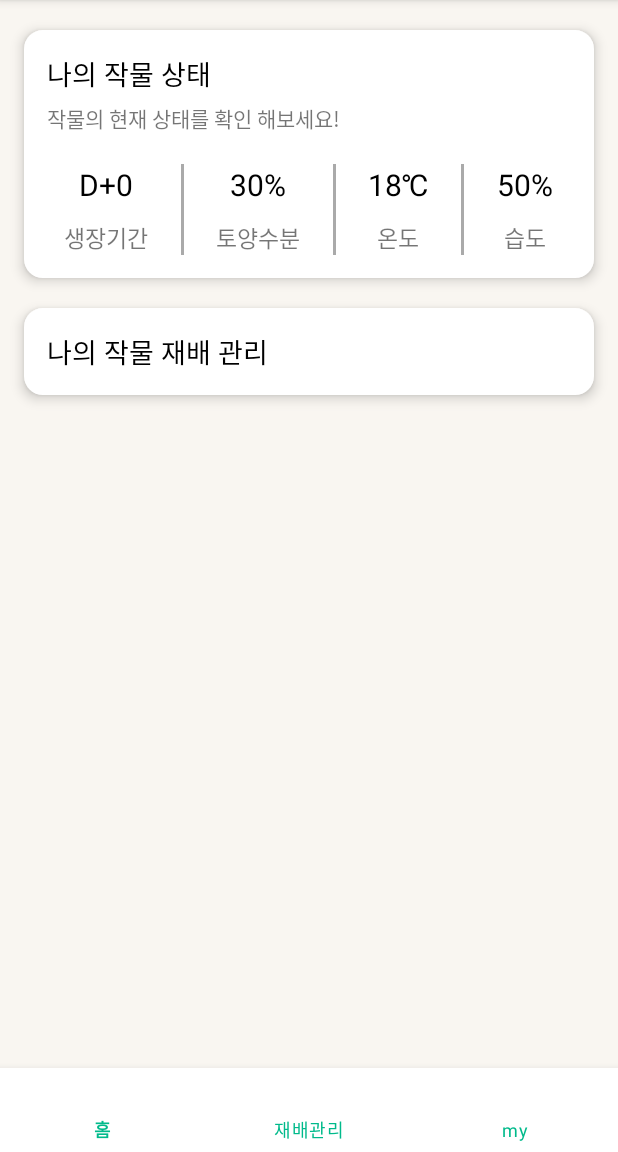
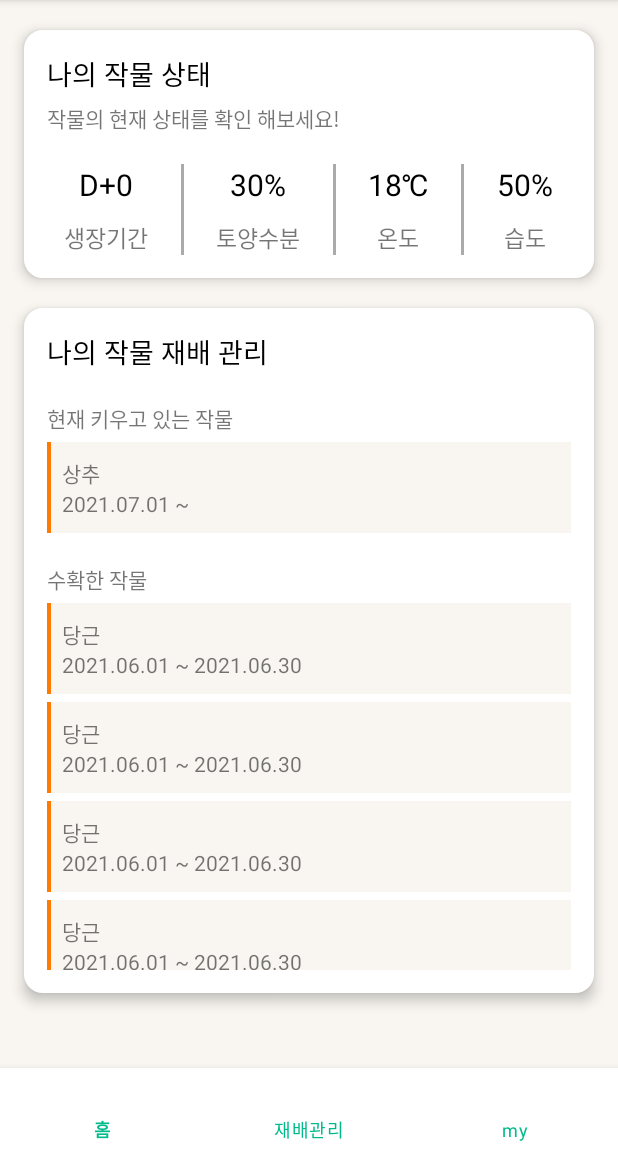
Before and after one commit to jin0220/FarmMonitoring, an Android app: the fragment PlantStateFragment placed in its activity, on a phone screen of 412 x 824 dp, the part 84-1236 px from its top. Run offline under Robolectric (Android 15) with nearby library versions, the phone set to English and light mode, and no system bars; libraries missing offline, so code that uses them is left out: com.github.mikephil.charting; 92 statements that could not run were skipped.

Commit message:
plant_state
재배 관리 페이지 ui 수정

```diff
--- /dev/null
+++ b/app/src/main/java/com/example/farm_monitoring/PlantStateAdapter.java
@@ -0,0 +1,63 @@
+package com.example.farm_monitoring;
+
+import android.content.Context;
+import android.content.Intent;
+import android.view.LayoutInflater;
+import android.view.View;
+import android.view.ViewGroup;
+import android.widget.TextView;
+
+import androidx.annotation.NonNull;
+import androidx.recyclerview.widget.RecyclerView;
+
+import java.util.ArrayList;
+import java.util.List;
+
+public class PlantStateAdapter extends RecyclerView.Adapter<PlantStateAdapter.ViewHolder>{
+    TextView plant_name, start_date, end_date;
+    List<PlantStateData> items = new ArrayList<>();
+
+    @NonNull
+    @Override
+    public ViewHolder onCreateViewHolder(@NonNull ViewGroup parent, int viewType) {
+        Context context = parent.getContext();
+        LayoutInflater layoutInflater = (LayoutInflater) context.getSystemService(Context.LAYOUT_INFLATER_SERVICE);
+        View view = layoutInflater.inflate(R.layout.recyclerview_content_plant, parent,false);
+
+        return new ViewHolder(view);
+    }
+
+    @Override
+    public void onBindViewHolder(@NonNull ViewHolder holder, int position) {
+        PlantStateData plantStateData = items.get(position);
+        plant_name.setText(plantStateData.getPlant_name());
+        start_date.setText(plantStateData.getStart_date());
+        end_date.setText(plantStateData.getEnd_date());
+    }
+
+    @Override
+    public int getItemCount() {
+        return items.size();
+    }
+
+    public class ViewHolder extends RecyclerView.ViewHolder{
+
+        public ViewHolder(@NonNull View itemView) {
+            super(itemView);
+
+            plant_name = itemView.findViewById(R.id.plant_name);
+            start_date = itemView.findViewById(R.id.start_date);
+            end_date = itemView.findViewById(R.id.end_date);
+
+        }
+    }
+    public void addData(String plant_name, String start_date, String end_date){
+        PlantStateData item = new PlantStateData();
+
+        item.setPlant_name(plant_name);
+        item.setStart_date(start_date);
+        item.setEnd_date(end_date);
+
+        items.add(item);
+    }
+}
--- /dev/null
+++ b/app/src/main/java/com/example/farm_monitoring/PlantStateData.java
@@ -0,0 +1,31 @@
+package com.example.farm_monitoring;
+
+public class PlantStateData {
+    String plant_name;
+    String start_date;
+    String end_date;
+
+    public String getPlant_name() {
+        return plant_name;
+    }
+
+    public void setPlant_name(String plant_name) {
+        this.plant_name = plant_name;
+    }
+
+    public String getStart_date() {
+        return start_date;
+    }
+
+    public void setStart_date(String start_date) {
+        this.start_date = start_date;
+    }
+
+    public String getEnd_date() {
+        return end_date;
+    }
+
+    public void setEnd_date(String end_date) {
+        this.end_date = end_date;
+    }
+}
--- a/app/src/main/java/com/example/farm_monitoring/PlantStateFragment.java
+++ b/app/src/main/java/com/example/farm_monitoring/PlantStateFragment.java
@@ -3,24 +3,18 @@ package com.example.farm_monitoring;
 import android.os.Bundle;
 
 import androidx.fragment.app.Fragment;
+import androidx.recyclerview.widget.LinearLayoutManager;
+import androidx.recyclerview.widget.RecyclerView;
 
 import android.view.LayoutInflater;
 import android.view.View;
 import android.view.ViewGroup;
 
-/**
- * A simple {@link Fragment} subclass.
- * Use the {@link PlantStateFragment#newInstance} factory method to
- * create an instance of this fragment.
- */
 public class PlantStateFragment extends Fragment {
 
-    // TODO: Rename parameter arguments, choose names that match
-    // the fragment initialization parameters, e.g. ARG_ITEM_NUMBER
     private static final String ARG_PARAM1 = "param1";
     private static final String ARG_PARAM2 = "param2";
 
-    // TODO: Rename and change types of parameters
     private String mParam1;
     private String mParam2;
 
@@ -28,15 +22,6 @@ public class PlantStateFragment extends Fragment {
         // Required empty public constructor
     }
 
-    /**
-     * Use this factory method to create a new instance of
-     * this fragment using the provided parameters.
-     *
-     * @param param1 Parameter 1.
-     * @param param2 Parameter 2.
-     * @return A new instance of fragment PlantStateFragment.
-     */
-    // TODO: Rename and change types and number of parameters
     public static PlantStateFragment newInstance(String param1, String param2) {
         PlantStateFragment fragment = new PlantStateFragment();
         Bundle args = new Bundle();
@@ -58,7 +43,19 @@ public class PlantStateFragment extends Fragment {
     @Override
     public View onCreateView(LayoutInflater inflater, ViewGroup container,
                              Bundle savedInstanceState) {
-        // Inflate the layout for this fragment
-        return inflater.inflate(R.layout.fragment_plant_state, container, false);
+        View view = inflater.inflate(R.layout.fragment_plant_state, container, false);
+
+        RecyclerView recyclerView = view.findViewById(R.id.recyclerView);
+
+        LinearLayoutManager linearLayoutManager = new LinearLayoutManager(getContext(),LinearLayoutManager.VERTICAL,false);
+        recyclerView.setLayoutManager(linearLayoutManager);
+        PlantStateAdapter adapter = new PlantStateAdapter();
+        recyclerView.setAdapter(adapter);
+
+        for(int i=0;i<10;i++) {
+            adapter.addData("당근", "2021.06.01", "2021.06.30");
+        }
+
+        return view;
     }
 }
--- /dev/null
+++ b/app/src/main/res/drawable/plant_background.xml
@@ -0,0 +1,15 @@
+<?xml version="1.0" encoding="utf-8"?>
+<layer-list xmlns:android="http://schemas.android.com/apk/res/android">
+
+    <item>
+        <shape>
+            <solid android:color="#ffff7a00" />
+        </shape>
+    </item>
+    <item android:left="3dp">
+        <shape>
+            <solid android:color="@color/background" />
+        </shape>
+    </item>
+
+</layer-list>
--- a/app/src/main/res/layout/fragment_plant_state.xml
+++ b/app/src/main/res/layout/fragment_plant_state.xml
@@ -173,6 +173,44 @@
                 android:textColor="@color/black"
                 android:textSize="18dp" />
 
+            <TextView
+                android:layout_width="wrap_content"
+                android:layout_height="wrap_content"
+                android:text="현재 키우고 있는 작물"
+                android:layout_marginTop="20dp"/>
+
+            <LinearLayout
+                android:layout_width="match_parent"
+                android:layout_height="wrap_content"
+                android:orientation="vertical"
+                android:layout_marginTop="5dp"
+                android:padding="10dp"
+                android:background="@drawable/plant_background">
+
+                <TextView
+                    android:layout_width="wrap_content"
+                    android:layout_height="wrap_content"
+                    android:text="상추"/>
+
+                <TextView
+                    android:layout_width="wrap_content"
+                    android:layout_height="wrap_content"
+                    android:text="2021.07.01 ~ " />
+
+            </LinearLayout>
+
+            <TextView
+                android:layout_width="wrap_content"
+                android:layout_height="wrap_content"
+                android:text="수확한 작물"
+                android:layout_marginTop="20dp"/>
+
+            <androidx.recyclerview.widget.RecyclerView
+                android:id="@+id/recyclerView"
+                android:layout_width="match_parent"
+                android:layout_height="250dp"
+                tools:listitem="@layout/recyclerview_content_plant" />
+
         </LinearLayout>
 
     </LinearLayout>
--- /dev/null
+++ b/app/src/main/res/layout/recyclerview_content_plant.xml
@@ -0,0 +1,40 @@
+<?xml version="1.0" encoding="utf-8"?>
+<LinearLayout
+    xmlns:android="http://schemas.android.com/apk/res/android" android:layout_width="match_parent"
+    android:layout_height="wrap_content"
+    android:orientation="vertical"
+    android:layout_marginTop="5dp"
+    android:background="@drawable/plant_background"
+    android:padding="10dp">
+
+    <TextView
+        android:id="@+id/plant_name"
+        android:layout_width="wrap_content"
+        android:layout_height="wrap_content"
+        android:text="상추"/>
+
+    <LinearLayout
+        android:layout_width="wrap_content"
+        android:layout_height="wrap_content"
+        android:orientation="horizontal">
+
+        <TextView
+            android:id="@+id/start_date"
+            android:layout_width="wrap_content"
+            android:layout_height="wrap_content"
+            android:text="2021.06.01"/>
+
+        <TextView
+            android:layout_width="wrap_content"
+            android:layout_height="wrap_content"
+            android:text=" ~ "/>
+
+        <TextView
+            android:id="@+id/end_date"
+            android:layout_width="wrap_content"
+            android:layout_height="wrap_content"
+            android:text="2021.06.30"/>
+
+    </LinearLayout>
+
+</LinearLayout>
```
